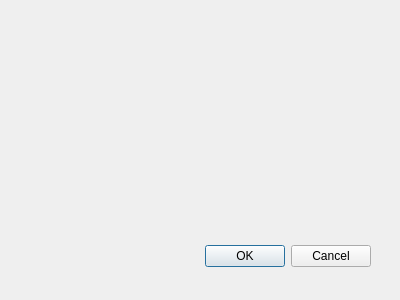
sndr1345v2/Algoritmia-Proyecto, file Proyecto_v1/menu_dialog.ui: the form before one commit.
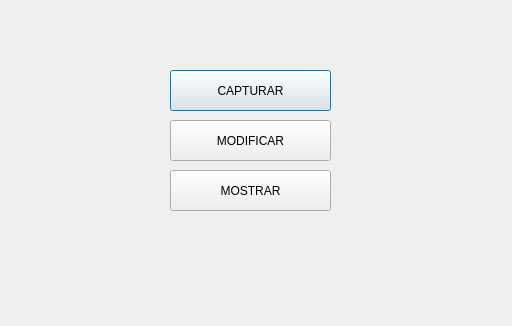
The form after the commit.

The edit to the form file:
```diff
--- a/Proyecto_v1/menu_dialog.ui
+++ b/Proyecto_v1/menu_dialog.ui
@@ -8,27 +8,50 @@
    <rect>
     <x>0</x>
     <y>0</y>
-    <width>400</width>
-    <height>300</height>
+    <width>512</width>
+    <height>326</height>
    </rect>
   </property>
   <property name="windowTitle">
    <string>Dialog</string>
   </property>
-  <widget name="buttonBox" class="QDialogButtonBox">
+  <widget class="QPushButton" name="boton_capturar">
    <property name="geometry">
     <rect>
-     <x>30</x>
-     <y>240</y>
-     <width>341</width>
-     <height>32</height>
+     <x>170</x>
+     <y>70</y>
+     <width>161</width>
+     <height>41</height>
     </rect>
    </property>
-   <property name="orientation">
-    <enum>Qt::Horizontal</enum>
+   <property name="text">
+    <string>CAPTURAR</string>
    </property>
-   <property name="standardButtons">
-    <set>QDialogButtonBox::Cancel|QDialogButtonBox::Ok</set>
+  </widget>
+  <widget class="QPushButton" name="boton_modificar">
+   <property name="geometry">
+    <rect>
+     <x>170</x>
+     <y>120</y>
+     <width>161</width>
+     <height>41</height>
+    </rect>
+   </property>
+   <property name="text">
+    <string>MODIFICAR</string>
+   </property>
+  </widget>
+  <widget class="QPushButton" name="boton_mostar">
+   <property name="geometry">
+    <rect>
+     <x>170</x>
+     <y>170</y>
+     <width>161</width>
+     <height>41</height>
+    </rect>
+   </property>
+   <property name="text">
+    <string>MOSTRAR</string>
    </property>
   </widget>
  </widget>
```
Left out of the diff: 42 changed lines with no effect on the pictures.
